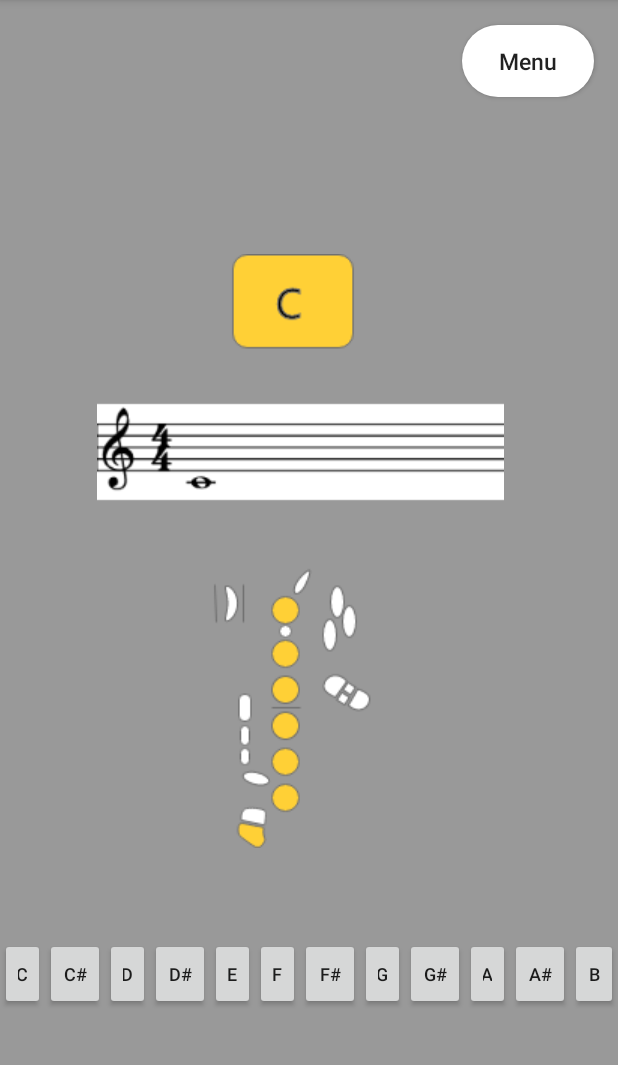
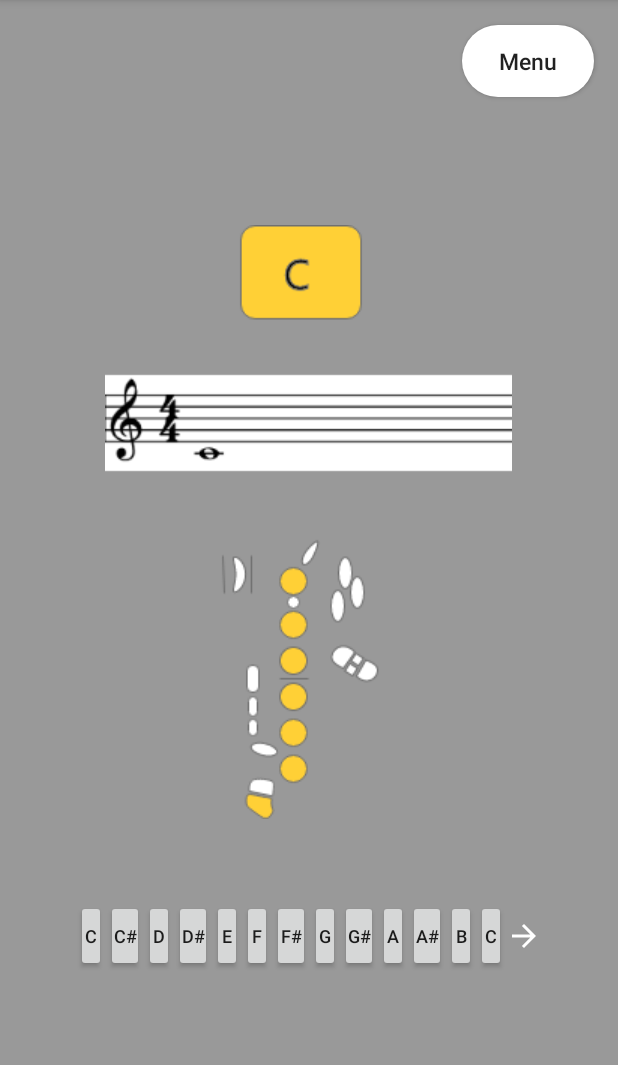
Before and after one commit to sammax12/SimpleSaxaphone, an Android app: the FingerChart1 screen opened directly, with no data from a screen before it, on a phone screen of 412 x 824 dp, the part 84-1149 px from its top. Run offline under Robolectric (Android 15) with nearby library versions, the phone set to English and light mode, and no system bars.

Commit message:
added fingering chart 1

```diff
--- a/app/src/main/res/layout/fragment_finger_chart1.xml
+++ b/app/src/main/res/layout/fragment_finger_chart1.xml
@@ -14,13 +14,8 @@
         android:id="@+id/imageView2"
         android:layout_width="wrap_content"
         android:layout_height="wrap_content"
-        android:layout_alignParentTop="true"
-        android:layout_alignParentEnd="true"
-        android:layout_alignParentRight="true"
         android:layout_centerHorizontal="true"
-        android:layout_marginTop="169dp"
-        android:layout_marginEnd="76dp"
-        android:layout_marginRight="76dp"
+        android:layout_marginTop="150dp"
         android:src="@drawable/chart1"
         app:layout_constraintBottom_toBottomOf="parent"
         app:layout_constraintEnd_toEndOf="parent"
@@ -31,96 +26,122 @@
         android:id="@+id/linearLayout1"
         android:layout_width="wrap_content"
         android:layout_height="wrap_content"
-        android:layout_alignParentStart="true"
-        android:layout_alignParentLeft="true"
-        android:layout_alignParentTop="true"
-        android:layout_marginStart="0dp"
-        android:layout_marginLeft="0dp"
-        android:layout_marginTop="625dp"
+        android:layout_centerHorizontal="true"
+        android:layout_marginTop="600dp"
         android:orientation="horizontal">
+
 
         <Button
             android:id="@+id/C_btn"
-            android:layout_width="30dp"
+            android:layout_width="20dp"
             android:layout_height="wrap_content"
+            android:padding="0dp"
             android:text="C"
             android:textSize="12sp" />
 
         <Button
             android:id="@+id/Csharp_btn"
-            android:layout_width="40dp"
+            android:layout_width="25dp"
             android:layout_height="wrap_content"
+            android:padding="0dp"
             android:text="C#"
             android:textSize="12sp" />
 
         <Button
             android:id="@+id/D_btn"
-            android:layout_width="30dp"
+            android:layout_width="20dp"
             android:layout_height="wrap_content"
+            android:padding="0dp"
             android:text="D"
             android:textSize="12sp" />
 
         <Button
             android:id="@+id/Dsharp_btn"
-            android:layout_width="40dp"
+            android:layout_width="25dp"
             android:layout_height="wrap_content"
+            android:padding="0dp"
             android:text="D#"
             android:textSize="12sp" />
 
         <Button
             android:id="@+id/E_btn"
-            android:layout_width="30dp"
+            android:layout_width="20dp"
             android:layout_height="wrap_content"
+            android:padding="0dp"
             android:text="E"
             android:textSize="12sp" />
 
         <Button
             android:id="@+id/F_btn"
-            android:layout_width="30dp"
+            android:layout_width="20dp"
             android:layout_height="wrap_content"
+            android:padding="0dp"
             android:text="F"
             android:textSize="12sp" />
 
         <Button
             android:id="@+id/Fsharp_btn"
-            android:layout_width="40dp"
+            android:layout_width="25dp"
             android:layout_height="wrap_content"
+            android:padding="0dp"
             android:text="F#"
             android:textSize="12sp" />
 
         <Button
             android:id="@+id/G_btn"
-            android:layout_width="30dp"
+            android:layout_width="20dp"
             android:layout_height="wrap_content"
+            android:padding="0dp"
             android:text="G"
             android:textSize="12sp" />
+
         <Button
             android:id="@+id/Gsharp_btn"
-            android:layout_width="40dp"
+            android:layout_width="25dp"
             android:layout_height="wrap_content"
+            android:padding="0dp"
             android:text="G#"
             android:textSize="12sp" />
 
         <Button
             android:id="@+id/A_btn"
-            android:layout_width="30dp"
+            android:layout_width="20dp"
             android:layout_height="wrap_content"
+            android:padding="0dp"
             android:text="A"
             android:textSize="12sp" />
 
         <Button
             android:id="@+id/Asharp_btn"
-            android:layout_width="40dp"
+            android:layout_width="25dp"
             android:layout_height="wrap_content"
+            android:padding="0dp"
             android:text="A#"
             android:textSize="12sp" />
 
         <Button
             android:id="@+id/B_btn"
+            android:layout_width="20dp"
+            android:layout_height="wrap_content"
+            android:padding="0dp"
+            android:text="B"
+            android:textSize="12sp" />
+
+        <Button
+            android:id="@+id/C_high_btn"
+            android:layout_width="20dp"
+            android:layout_height="wrap_content"
+            android:padding="0dp"
+            android:text="C"
+            android:textSize="12sp" />
+
+        <ImageButton
             android:layout_width="wrap_content"
             android:layout_height="wrap_content"
-            android:text="B"
-            android:textSize="12sp" />
+            android:background="@drawable/abc_vector_test"
+            android:rotation="900"
+            android:layout_gravity="center"/>
     </LinearLayout>
 
+
 </RelativeLayout>
```
